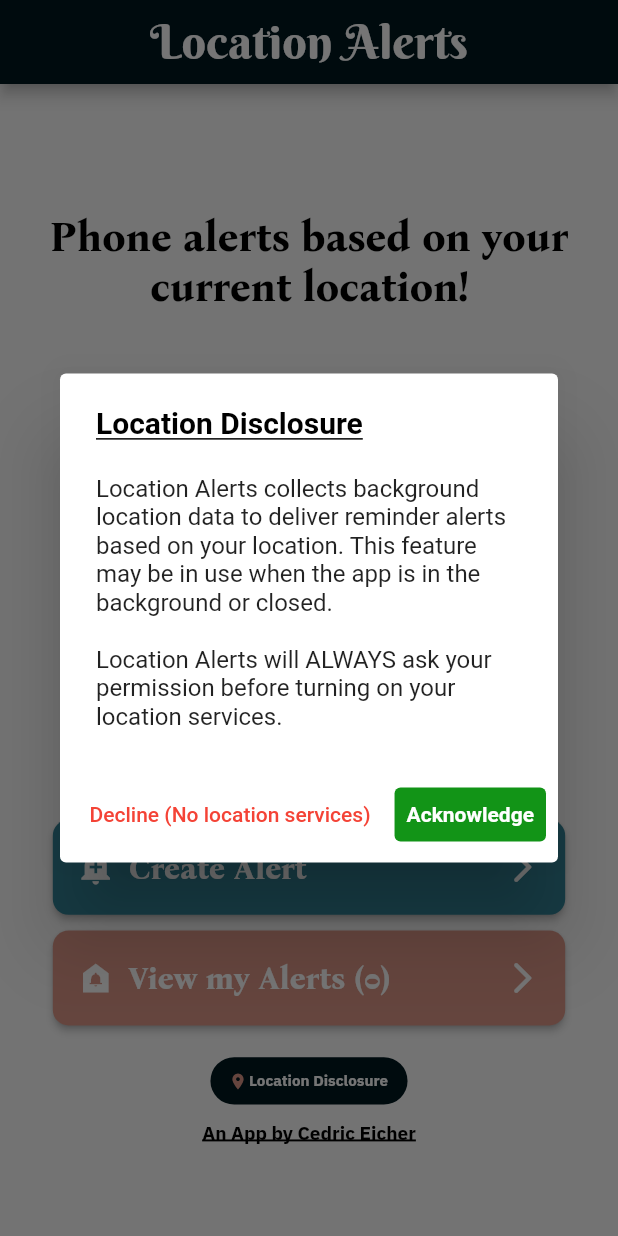
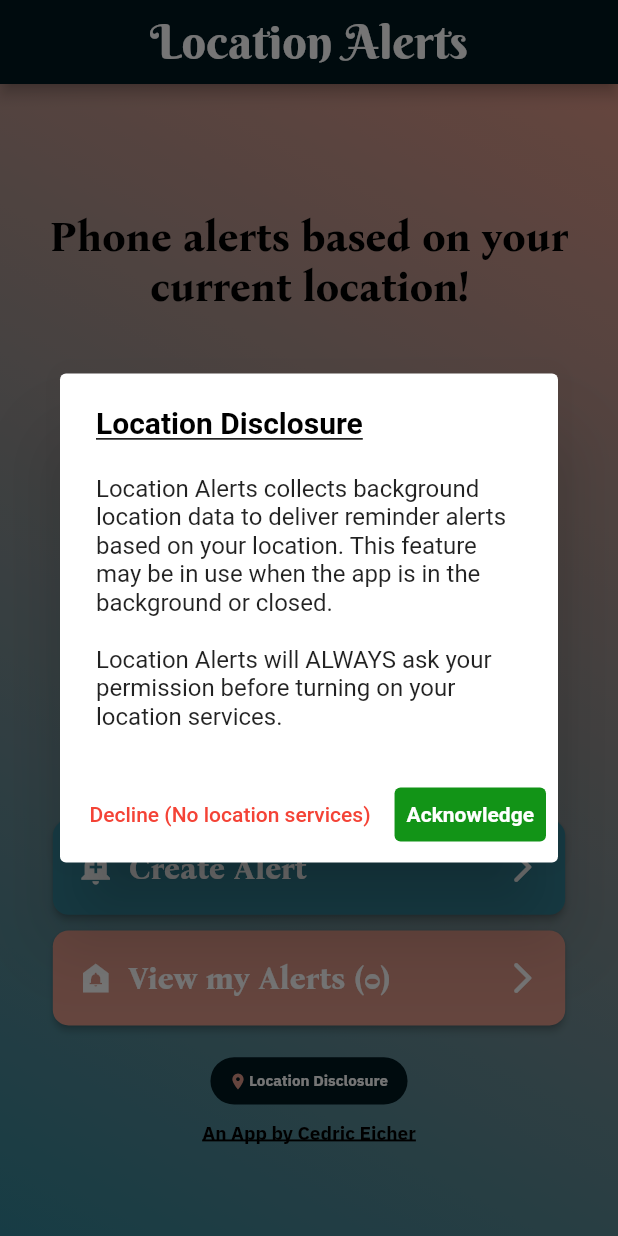
Before and after one commit to cedriceicher10/LocationsAlertApp, a Flutter app: the screen it shows after launch, on a phone screen of 412 x 824 dp. Run offline on Flutter 3.47's test engine with Material 2 defaults, Android fonts, the light colour scheme and no system bars; our stand-ins replace animated_splash_screen, awesome_notifications, cloud_firestore, firebase_core, geocoding, location and 2 more; missing offline and left inert: background_location, location_picker_flutter_map; accounts and stored records are empty; Roboto replaces fonts that are missing (IBMPlexSans).

Commit message:
Added background styling; fixed bug with allow my location color text. General styling

```diff
--- /dev/null
+++ b/lib/background_theme.dart
@@ -0,0 +1,62 @@
+import 'package:flutter/material.dart';
+import 'styles.dart';
+
+enum Screen {
+  START_SCREEN,
+  SPECIFIC_ALERT_SCREEN,
+  GENERIC_ALERT_SCREEN,
+  MY_ALERTS_SCREEN,
+  EDIT_ALERTS_SCREEN
+}
+
+class BackgroundTheme {
+  Color topColor = Color(s_darkSalmon);
+  Color bottomColor = Color(s_aquarium);
+
+  BackgroundTheme(Screen screen) {
+    switch (screen) {
+      case Screen.START_SCREEN:
+        {
+          topColor = Color(s_darkSalmon);
+          bottomColor = Color(s_aquarium);
+        }
+        break;
+      case Screen.SPECIFIC_ALERT_SCREEN:
+        {
+          topColor = Color(s_aquarium);
+          bottomColor = Color(s_darkSalmon);
+        }
+        break;
+      case Screen.GENERIC_ALERT_SCREEN:
+        {
+          topColor = Color(s_aquarium);
+          bottomColor = Color(s_darkSalmon);
+        }
+        break;
+      case Screen.MY_ALERTS_SCREEN:
+        {
+          topColor = Color(s_darkSalmon);
+          bottomColor = Color(s_aquarium);
+        }
+        break;
+      case Screen.EDIT_ALERTS_SCREEN:
+        {
+          topColor = Color(s_aquarium);
+          bottomColor = Color(s_darkSalmon);
+        }
+        break;
+    }
+  }
+
+  BoxDecoration getBackground() {
+    return BoxDecoration(
+        gradient: LinearGradient(
+      begin: Alignment.topRight,
+      end: Alignment.bottomLeft,
+      colors: [
+        topColor,
+        bottomColor,
+      ],
+    ));
+  }
+}
--- a/lib/generic_screen.dart
+++ b/lib/generic_screen.dart
@@ -6,6 +6,7 @@ import 'start_screen.dart';
 import 'formatted_text.dart';
 import 'styles.dart';
 import 'go_back_button.dart';
+import 'background_theme.dart';
 
 // To get this to mirror SpecificScreen
 //   - Styling
@@ -26,6 +27,8 @@ class GenericScreen extends StatefulWidget {
 class _GenericScreenState extends State<GenericScreen> {
   GlobalKey<FormState> formKey = GlobalKey<FormState>();
   final DatabaseServices _dbServices = DatabaseServices();
+  final BackgroundTheme _background =
+      BackgroundTheme(Screen.GENERIC_ALERT_SCREEN);
   String _reminderBody = '';
   String _genericLocation = 'Grocery Store';
   final double topPadding = 80;
@@ -61,7 +64,9 @@ class _GenericScreenState extends State<GenericScreen> {
   }
 
   Widget genericScreenBody() {
-    return SizedBox(
+    return Container(
+        decoration: _background.getBackground(),
+        child: SizedBox(
             height: 500,
             width: 400,
             child: Form(
@@ -81,7 +86,7 @@ class _GenericScreenState extends State<GenericScreen> {
                       submitButton(buttonWidth, buttonHeight),
                       SizedBox(height: buttonSpacing / 2),
                       cancelButton(buttonWidth, buttonHeight)
-                ]))));
+                    ])))));
   }
 
   Widget reminderEntry() {
--- a/lib/start_screen.dart
+++ b/lib/start_screen.dart
@@ -14,6 +14,7 @@ import 'formatted_text.dart';
 import 'styles.dart';
 import 'database_services.dart';
 import 'alerts_services.dart';
+import 'background_theme.dart';
 
 String UUID_GLOBAL = '';
 int ALERTS_NUM_GLOBAL = 0;
@@ -80,8 +81,9 @@ class _StartScreenState extends State<StartScreen> {
   final DatabaseServices _dbServices = DatabaseServices();
   final AlertServices _alertServices = AlertServices();
   final LocationServices _locationServices = LocationServices();
+  final BackgroundTheme _background = BackgroundTheme(Screen.START_SCREEN);
   bool _masterLocationToggle = false;
-  Color masterLocationColor = Colors.grey;
+  Color masterLocationColor = Colors.white;
   double userBgLat = 0;
   double userBgLon = 0;
 
@@ -173,6 +175,7 @@ class _StartScreenState extends State<StartScreen> {
     if ((_masterLocationToggle) &&
         ((showLocationDisclosure == false) &&
             (showLocationDisclosure != null))) {
+      masterLocationColor = Color.fromARGB(255, 105, 235, 66);
       await _locationServices.getLocation();
 
       // Background location service
@@ -218,7 +221,7 @@ class _StartScreenState extends State<StartScreen> {
       } else {
         _masterLocationToggle = false;
         prefs.setBool('masterLocationToggle', false);
-        masterLocationColor = Colors.grey;
+        masterLocationColor = Colors.white;
       }
     } else {
       BackgroundLocation.stopLocationService();
@@ -373,6 +376,8 @@ class _StartScreenState extends State<StartScreen> {
 
   Widget startScreenBody(BuildContext context) {
     return SafeArea(
+        child: Container(
+            decoration: _background.getBackground(),
             child: Column(
                 mainAxisAlignment: MainAxisAlignment.start,
                 crossAxisAlignment: CrossAxisAlignment.center,
@@ -380,8 +385,8 @@ class _StartScreenState extends State<StartScreen> {
                   SizedBox(height: _topPadding),
                   Center(
                       child: Container(
-                  padding: EdgeInsets.fromLTRB(
-                      _explainerTextPadding, 0, _explainerTextPadding, 0),
+                          padding: EdgeInsets.fromLTRB(_explainerTextPadding, 0,
+                              _explainerTextPadding, 0),
                           child: explainerTitle(
                               'Phone alerts based on your current location!'))),
                   SizedBox(height: _gapBeforeTitleIcon),
@@ -399,13 +404,14 @@ class _StartScreenState extends State<StartScreen> {
                   specificLocationButton(context, 'Create Alert'),
                   //specificHelpText(),
                   SizedBox(height: _buttonSpacing),
-          myAlertsButton(context, 'View my Alerts ($ALERTS_NUM_GLOBAL)'),
+                  myAlertsButton(
+                      context, 'View my Alerts ($ALERTS_NUM_GLOBAL)'),
                   SizedBox(height: _gapAfterButtons),
                   locationDisclosureButton(context),
                   SizedBox(height: _buttonSpacing),
                   signatureText(),
                   SizedBox(height: _bottomPadding),
-        ]));
+                ])));
   }
 
   Widget explainerTitle(String text) {
@@ -431,7 +437,7 @@ class _StartScreenState extends State<StartScreen> {
       Transform.scale(
           scale: _locationToggleScale,
           child: Switch(
-            inactiveThumbColor: Colors.grey,
+            inactiveThumbColor: Colors.white,
             activeTrackColor: Colors.lightGreenAccent,
             activeColor: Colors.green,
             value: _masterLocationToggle,
@@ -445,9 +451,9 @@ class _StartScreenState extends State<StartScreen> {
                   _masterLocationToggle = value;
                   prefs.setBool('masterLocationToggle', value);
                   if (_masterLocationToggle == false) {
-                    masterLocationColor = Colors.grey;
+                    masterLocationColor = Colors.white;
                   } else {
-                    masterLocationColor = Colors.green;
+                    masterLocationColor = Color.fromARGB(255, 105, 235, 66);
                   }
                   print('LOCATION TOGGLE: $_masterLocationToggle');
                 });
```
Also changed, not shown: lib/edit_alert_screen.dart (+19 -15 lines), lib/my_alerts_screen.dart (+7 -3 lines), lib/specific_screen.dart (+18 -14 lines). Lines whose indentation alone changed are shown as unchanged.
